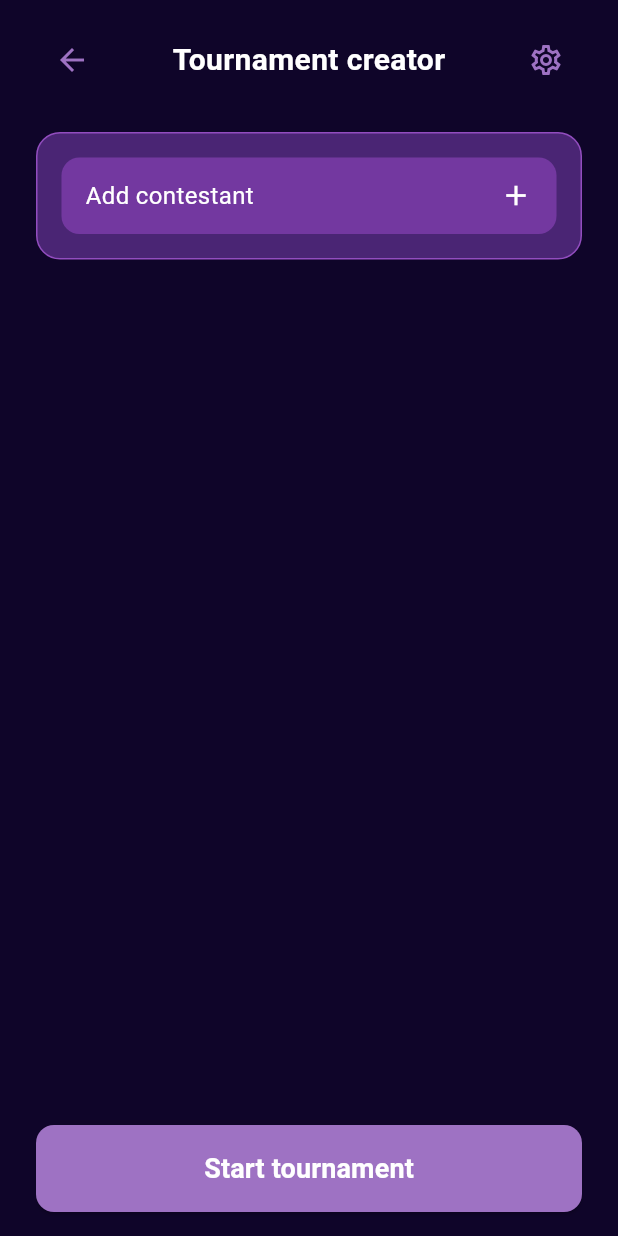
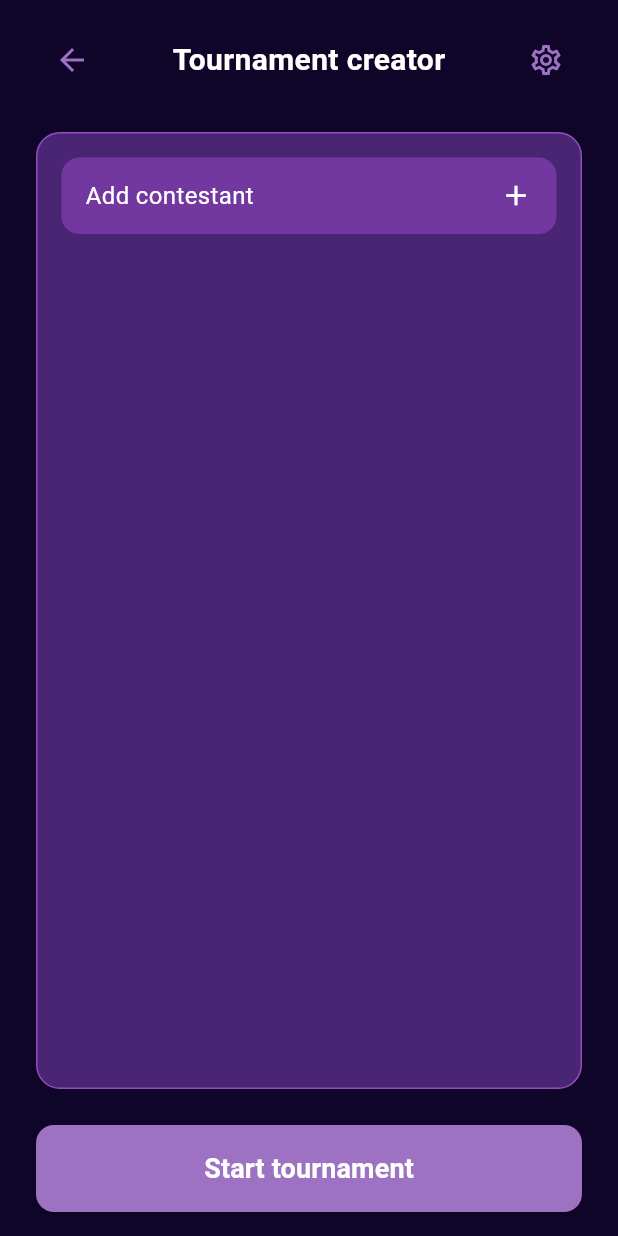
Before and after one commit to dziolex21/BracketBase, a Flutter app: the TournamentCreator screen opened directly, on a phone screen of 412 x 824 dp. Run offline on Flutter 3.47's test engine with Material 3 defaults, Android fonts, the light colour scheme and no system bars; our stand-ins replace cloud_firestore, firebase_core, image_picker; accounts and stored records are empty.

Commit message:
contestant list overflow fix

```diff
--- a/lib/views/tournament_creator.dart
+++ b/lib/views/tournament_creator.dart
@@ -154,7 +154,8 @@ class _TournamentCreatorState extends State<TournamentCreator> {
                 ],
               ),
               const SizedBox(height: 24.0),
-              Container(
+              Expanded(
+                child: Container(
                   padding: const EdgeInsets.all(16.0),
                   decoration: BoxDecoration(
                     color: AppColors.purple4,
@@ -162,7 +163,6 @@ class _TournamentCreatorState extends State<TournamentCreator> {
                     border: Border.all(color: AppColors.purple2),
                   ),
                   child: ListView.separated(
-                  shrinkWrap: true,
                     itemCount: _contestants.length + 1,
                     separatorBuilder: (context, index) =>
                         const SizedBox(height: 12.0),
@@ -174,7 +174,8 @@ class _TournamentCreatorState extends State<TournamentCreator> {
                     },
                   ),
                 ),
-              const Spacer(),
+              ),
+              const SizedBox(height: 24.0),
               SizedBox(
                 width: double.infinity,
                 child: ElevatedButton(
--- a/lib/views/tournament_screen.dart
+++ b/lib/views/tournament_screen.dart
@@ -65,6 +65,7 @@ class _TournamentScreenState extends State<TournamentScreen> {
         appBar: AppBar(
           title: const Text('Loading Tournament...'),
           backgroundColor: AppColors.purple3,
+          automaticallyImplyLeading: false,
         ),
         body: const Center(child: CircularProgressIndicator()),
       );
@@ -76,6 +77,7 @@ class _TournamentScreenState extends State<TournamentScreen> {
         appBar: AppBar(
           title: const Text('Error'),
           backgroundColor: AppColors.purple3,
+          automaticallyImplyLeading: false,
         ),
         body: Center(
           child: Padding(
@@ -101,6 +103,7 @@ class _TournamentScreenState extends State<TournamentScreen> {
       appBar: AppBar(
         title: const Text('Tournament'),
         backgroundColor: AppColors.purple3,
+        automaticallyImplyLeading: false,
       ),
       body: SingleChildScrollView(
         scrollDirection: Axis.horizontal,
```
Lines whose indentation alone changed are shown as unchanged.
